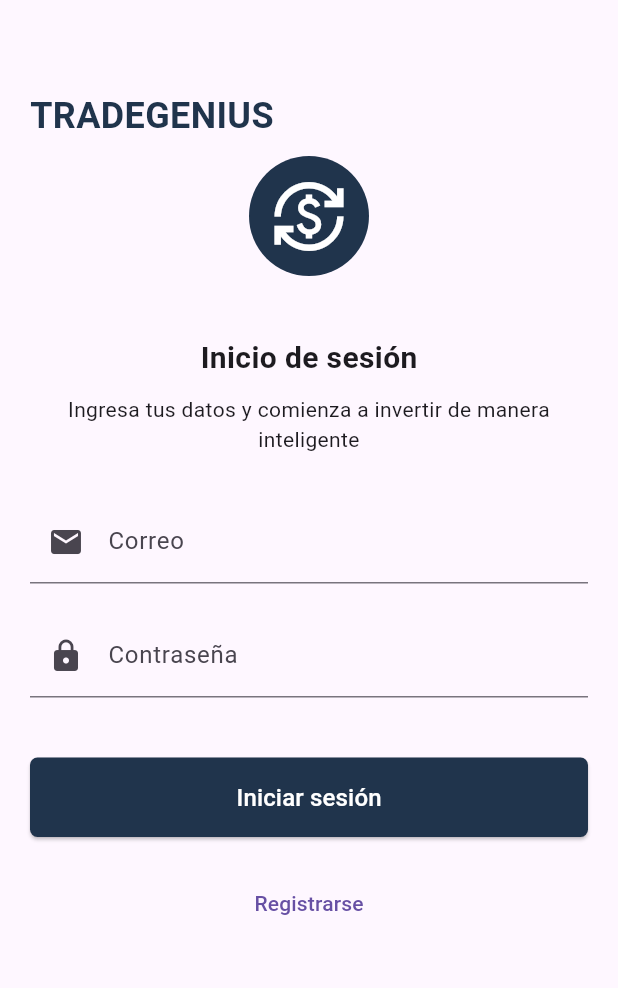
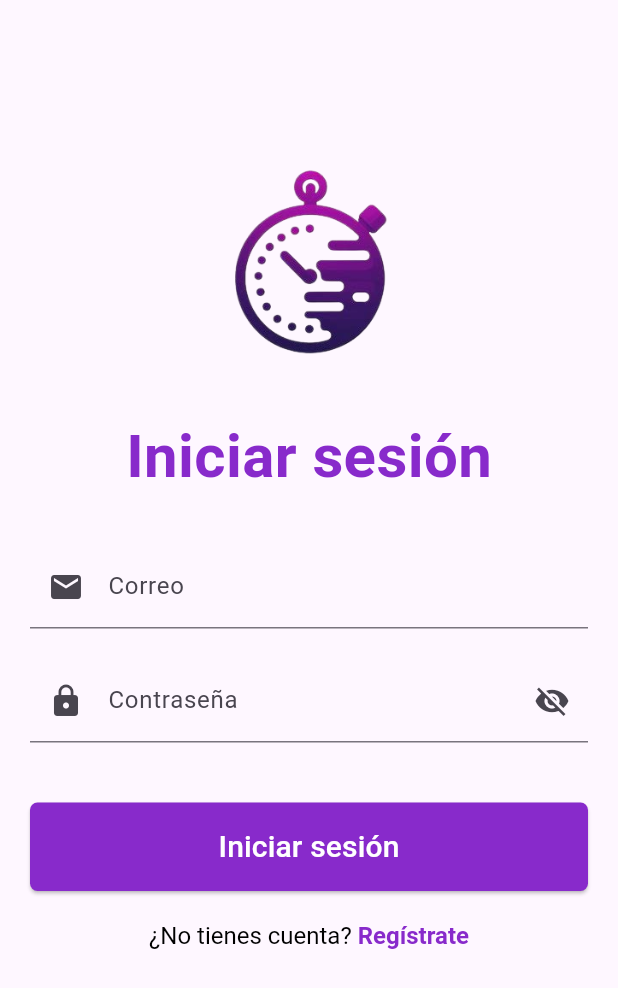
Before and after one commit to G8-SocialDevs/FocusNet, a Flutter app: the screen it shows after launch, on a phone screen of 412 x 824 dp. Shown: the top 988 px of the screen. Run offline on Flutter 3.47's test engine with Material 3 defaults, Android fonts, the phone set to English and light mode, and no system bars; our stand-ins replace firebase_auth, firebase_core; accounts and stored records are empty.

Commit message:
agregando el login

```diff
--- a/lib/main.dart
+++ b/lib/main.dart
@@ -1,11 +1,17 @@
+import 'package:firebase_core/firebase_core.dart';
 import 'package:flutter/material.dart';
-import 'package:focusnet/pages/login_page.dart';
-import 'package:focusnet/pages/register_page.dart';
-import 'package:focusnet/pages/addtask_page.dart';
+import 'package:social_devs/pages/activity_page.dart';
+import 'package:social_devs/pages/calendar_page.dart';
+import 'package:social_devs/pages/chat_page.dart';
+import 'package:social_devs/pages/login_page.dart';
+import 'package:social_devs/pages/perfil_page.dart';
+import 'package:social_devs/pages/register_page.dart';
+import 'package:social_devs/pages/addtask_page.dart';
+import 'package:social_devs/pages/home_page.dart';
 
 void main() async {
   WidgetsFlutterBinding.ensureInitialized();
-  //await Firebase.initializeApp();
+  await Firebase.initializeApp();
 
   runApp(const MyApp());
 }
@@ -21,9 +27,14 @@ class MyApp extends StatelessWidget {
       initialRoute: LoginPage.routename,
       routes: {
         // WelcomePage.routename: (context) => const WelcomePage(),
+        HomePage.routeName: (context) => const HomePage(),
         LoginPage.routename: (context) => const LoginPage(),
         RegisterPage.routename: (context) => const RegisterPage(),
         AddtaskPage.routename: (context) => const AddtaskPage(),
+        ActivityPage.routeName: (context) => const ActivityPage(),
+        ChatPage.routeName: (context) => const ChatPage(),
+        CalendarPage.routeName: (context) => const CalendarPage(),
+        PerfilPage.routeName: (context) => const PerfilPage(),
         // '/main': (context) => const MainScreen(),
         // '/home': (context) => const HomePage(),
       },
--- a/lib/pages/addtask_page.dart
+++ b/lib/pages/addtask_page.dart
@@ -1,6 +1,6 @@
 import 'package:flutter/material.dart';
 
-import 'package:focusnet/pages/login_page.dart';
+import 'package:social_devs/pages/login_page.dart';
 
 class AddtaskPage extends StatefulWidget {
   static const String routename = '/addtask';
--- a/lib/pages/login_page.dart
+++ b/lib/pages/login_page.dart
@@ -1,9 +1,8 @@
 import 'package:flutter/material.dart';
-// import 'package:firebase_auth/firebase_auth.dart';
-// import 'package:focusnet/services/auth_service.dart';
-import 'package:focusnet/pages/register_page.dart';
-
-import 'package:focusnet/pages/addtask_page.dart';
+import 'package:flutter/gestures.dart';
+import 'package:firebase_auth/firebase_auth.dart';
+import 'package:social_devs/pages/MainScreen.dart';
+import 'package:social_devs/pages/register_page.dart';
 
 class LoginPage extends StatefulWidget {
   static const String routename = '/login';
@@ -15,78 +14,67 @@ class LoginPage extends StatefulWidget {
 }
 
 class _LoginPageState extends State<LoginPage> {
+  final _formKey = GlobalKey<FormState>();
   final TextEditingController _emailController = TextEditingController();
   final TextEditingController _passwordController = TextEditingController();
-  // final AuthService _authService = AuthService();
+  bool _obscureText = true;
 
-  static const IconData currency_exchange_outlined = IconData(
-    0xf05d6,
-    fontFamily: 'MaterialIcons',
+  Future<void> _login() async {
+    if (_formKey.currentState!.validate()) {
+      try {
+        await FirebaseAuth.instance.signInWithEmailAndPassword(
+          email: _emailController.text.trim(),
+          password: _passwordController.text,
         );
 
-  Future<void> _login() async {
-    String email = _emailController.text;
-    String password = _passwordController.text;
+        ScaffoldMessenger.of(context).showSnackBar(
+          const SnackBar(content: Text('Inicio de sesión exitoso')),
+        );
 
-    // User? user = await _authService.signInWithEmailPassword(email, password);
-    /*
-   if (user != null) {
-      Navigator.pushReplacementNamed(context, '/main');
-    } else {
+          Navigator.pushReplacement(
+            context,
+            MaterialPageRoute(
+              builder: (context) => const MainScreen(initialIndex: 0), // Asegura que HomePage sea la primera vista
+            ),
+          );
+
+      } catch (e) {
+        String errorMessage = 'Error en el inicio de sesión';
+        if (e is FirebaseAuthException) {
+          if (e.code == 'user-not-found') {
+            errorMessage = 'Usuario no encontrado';
+          } else if (e.code == 'wrong-password') {
+            errorMessage = 'Contraseña incorrecta';
+          } else if (e.code == 'invalid-email') {
+            errorMessage = 'Correo electrónico inválido';
+          }
+        }
         ScaffoldMessenger.of(context).showSnackBar(
-        const SnackBar(content: Text('Error de autenticación')),
+          SnackBar(content: Text(errorMessage)),
         );
       }
-    */
+    }
   }
 
   @override
   Widget build(BuildContext context) {
     return Scaffold(
+      appBar: AppBar(),
       body: SingleChildScrollView(
         padding: const EdgeInsets.all(20.0),
+        child: Form(
+          key: _formKey,
           child: Column(
             crossAxisAlignment: CrossAxisAlignment.start,
             children: [
-            const Padding(
-              padding: EdgeInsets.only(top: 40),
+              Center(
+                child: Image.asset('assets/images/focusnet_logo.png', width: 200, height: 200),
+              ),
+              const Center(
                 child: Text(
-                'TRADEGENIUS',
-                style: TextStyle(
-                  fontSize: 24,
-                  fontWeight: FontWeight.bold,
-                  color: Color(0xFF20344C),
+                  'Iniciar sesión',
+                  style: TextStyle(fontSize: 40, fontWeight: FontWeight.bold, color: Color(0xFF882ACB)),
                 ),
-              ),
-            ),
-            const SizedBox(height: 10),
-            Center(
-              child: CircleAvatar(
-                radius: 40,
-                backgroundColor: Color(0xFF20344C),
-                child: Icon(
-                  currency_exchange_outlined,
-                  size: 50,
-                  color: Colors.white,
-                ),
-              ),
-            ),
-            const SizedBox(height: 40),
-            Center(
-              child: Column(
-                children: [
-                  const Text(
-                    'Inicio de sesión',
-                    style: TextStyle(
-                      fontSize: 20,
-                      fontWeight: FontWeight.bold,
-                    ),
-                  ),
-                  const SizedBox(height: 10),
-                  const Text(
-                    'Ingresa tus datos y comienza a invertir de manera inteligente',
-                    style: TextStyle(fontSize: 14),
-                    textAlign: TextAlign.center,
               ),
               const SizedBox(height: 30),
               TextFormField(
@@ -95,26 +83,47 @@ class _LoginPageState extends State<LoginPage> {
                   labelText: 'Correo',
                   prefixIcon: Icon(Icons.email),
                 ),
+                validator: (value) {
+                  if (value == null || value.isEmpty) {
+                    return 'Ingrese su correo electrónico';
+                  } else if (!RegExp(r'^[a-zA-Z0-9._%+-]+@[a-zA-Z0-9.-]+\.[a-zA-Z]{2,}$').hasMatch(value.trim())) {
+                    return 'Ingrese un correo válido';
+                  }
+                  return null;
+                },
+                autovalidateMode: AutovalidateMode.onUserInteraction,
               ),
               const SizedBox(height: 20),
               TextFormField(
                 controller: _passwordController,
-                    obscureText: true,
-                    decoration: const InputDecoration(
+                obscureText: _obscureText,
+                decoration: InputDecoration(
                   labelText: 'Contraseña',
-                      prefixIcon: Icon(Icons.lock),
+                  prefixIcon: const Icon(Icons.lock),
+                  suffixIcon: IconButton(
+                    icon: Icon(_obscureText ? Icons.visibility_off : Icons.visibility),
+                    onPressed: () {
+                      setState(() {
+                        _obscureText = !_obscureText;
+                      });
+                    },
                   ),
+                ),
+                validator: (value) {
+                  if (value == null || value.isEmpty) {
+                    return 'Ingrese su contraseña';
+                  }
+                  return null;
+                },
+                autovalidateMode: AutovalidateMode.onUserInteraction,
               ),
               const SizedBox(height: 40),
               SizedBox(
                 width: double.infinity,
                 child: ElevatedButton(
-                      onPressed: () {
-                        Navigator.pushReplacementNamed(
-                            context, AddtaskPage.routename);
-                      },
+                  onPressed: _login,
                   style: ElevatedButton.styleFrom(
-                        backgroundColor: Color(0xFF20344C),
+                    backgroundColor: Color(0xFF882ACB),
                     padding: const EdgeInsets.symmetric(vertical: 15),
                     shape: RoundedRectangleBorder(
                       borderRadius: BorderRadius.circular(5),
@@ -122,28 +131,35 @@ class _LoginPageState extends State<LoginPage> {
                   ),
                   child: const Text(
                     'Iniciar sesión',
-                        style: TextStyle(
-                          color: Colors.white,
-                          fontSize: 16,
+                    style: TextStyle(color: Colors.white, fontSize: 20),
                   ),
+                ),
+              ),
+              const SizedBox(height: 20),
+              Center(
+                child: RichText(
+                  text: TextSpan(
+                    style: const TextStyle(fontSize: 16, color: Colors.black),
+                    children: [
+                      const TextSpan(text: '¿No tienes cuenta? '),
+                      TextSpan(
+                        text: 'Regístrate',
+                        style: const TextStyle(
+                          color: Color(0xFF882ACB),
+                          fontWeight: FontWeight.bold,
+                        ),
+                        recognizer: TapGestureRecognizer()
+                          ..onTap = () {
+                            Navigator.pushReplacementNamed(context, RegisterPage.routename);
+                          },
+                      ),
+                    ],
                   ),
                 ),
               ),
             ],
           ),
         ),
-            const SizedBox(height: 20),
-            Center(
-              child: TextButton(
-                onPressed: () {
-                  Navigator.pushReplacementNamed(
-                      context, RegisterPage.routename);
-                },
-                child: const Text('Registrarse'),
-              ),
-            ),
-          ],
-        ),
       ),
     );
   }
```
Also changed, not shown: lib/pages/MainScreen.dart (added, +62 -0 lines), lib/pages/activity_page.dart (added, +22 -0 lines), lib/pages/calendar_page.dart (added, +22 -0 lines), lib/pages/chat_page.dart (added, +22 -0 lines), lib/pages/home_page.dart (added, +22 -0 lines), lib/pages/perfil_page.dart (added, +22 -0 lines), lib/pages/register_page.dart (+35 -28 lines), pubspec.yaml (+10 -9 lines), lib/firebase_options.dart (added), pubspec.lock, 9 other files. Lines whose indentation alone changed are shown as unchanged.
